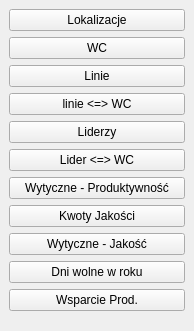
Above: Forms/ustawieniaMenu.ui from kolomir/place_v2 before the change. Below: the same form after it.
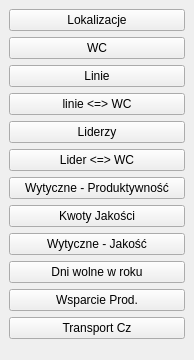
That is the form after the change.

The edit to the form file:
```diff
--- a/Forms/ustawieniaMenu.ui
+++ b/Forms/ustawieniaMenu.ui
@@ -7,7 +7,7 @@
     <x>0</x>
     <y>0</y>
     <width>194</width>
-    <height>331</height>
+    <height>360</height>
    </rect>
   </property>
   <property name="windowTitle">
@@ -109,6 +109,13 @@
         </property>
        </widget>
       </item>
+      <item>
+       <widget class="QPushButton" name="btn_transport_cz">
+        <property name="text">
+         <string>Transport Cz</string>
+        </property>
+       </widget>
+      </item>
      </layout>
     </widget>
    </item>
```
